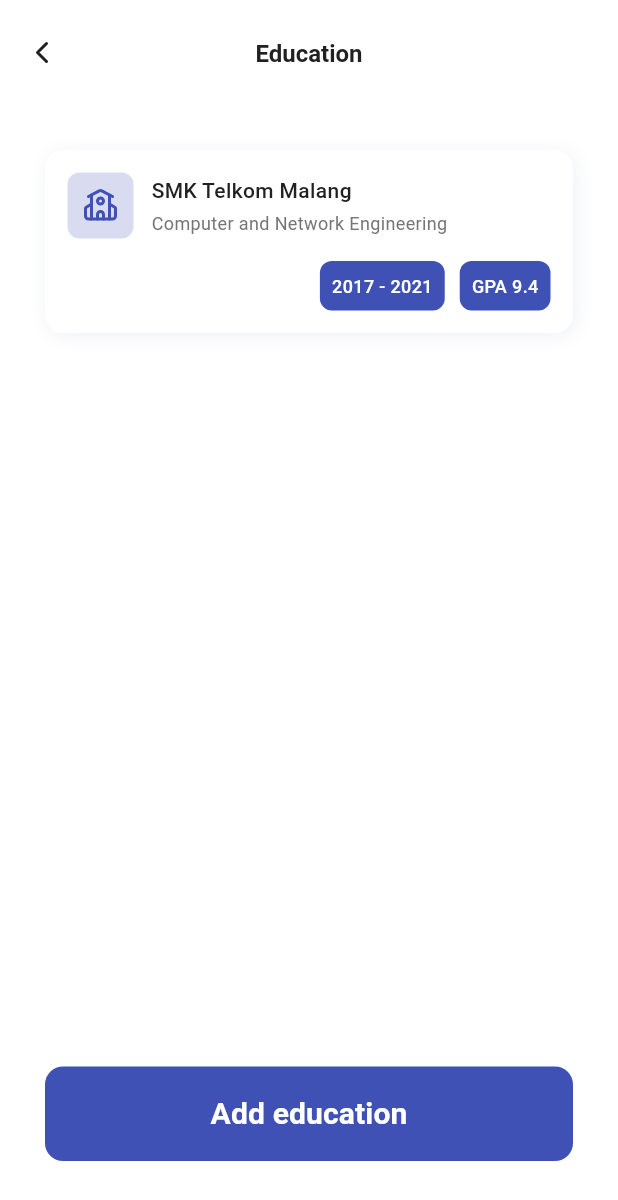
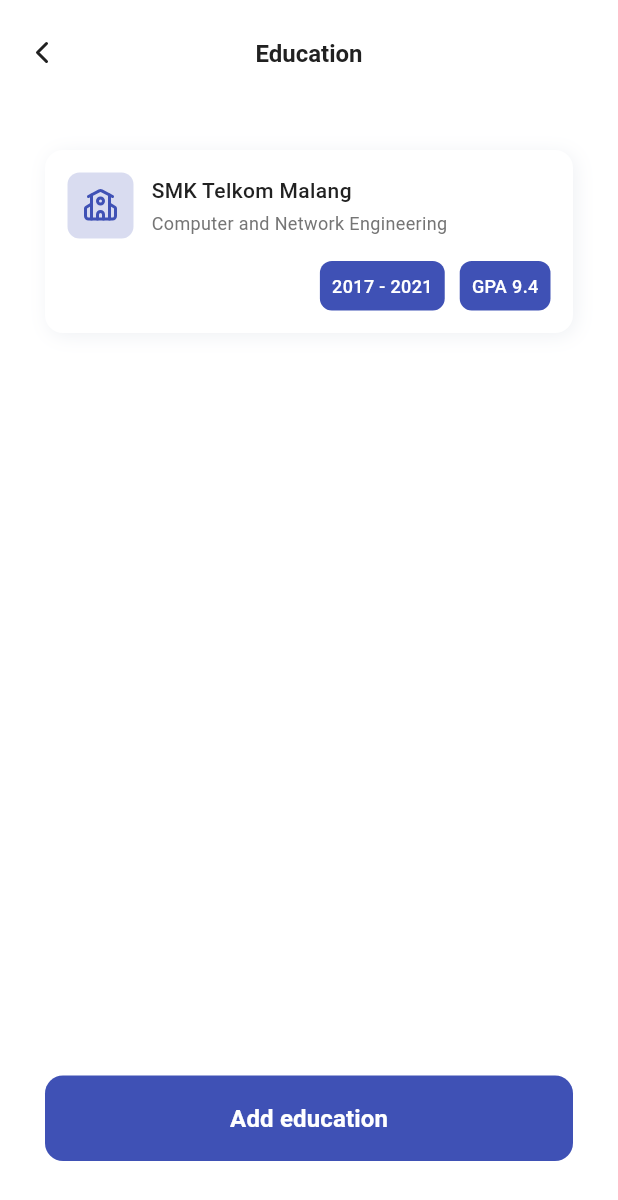
Before and after one commit to RyoHariyono/JobHub_JobSeeker_UKK, a Flutter app: the EducationPage screen opened by its route, on a phone screen of 412 x 824 dp. Shown: the top 1200 px of the screen. Run offline on Flutter 3.47's test engine with Material 3 defaults, Android fonts, the phone set to English and light mode, and no system bars; our stand-ins replace card_loading, file_picker, go_router, lucide_icons_flutter, toastification; missing offline and left inert: dashed_border.

Commit message:
feat: :art: Creating a responsive education page

```diff
--- a/lib/app/modules/profile/education_page.dart
+++ b/lib/app/modules/profile/education_page.dart
@@ -5,6 +5,28 @@
 
 class EducationPage extends StatelessWidget {
   const EducationPage({super.key});
+
+  // Responsive methods (follow pattern from profile_edit_page)
+  double _getTitleFontSize(BuildContext context) {
+    final width = MediaQuery.of(context).size.width;
+    if (width > 768) return 18;
+    if (width > 600) return 16;
+    return 16;
+  }
+
+  double _getLabelFontSize(BuildContext context) {
+    final width = MediaQuery.of(context).size.width;
+    if (width > 768) return 15;
+    if (width > 600) return 14.5;
+    return 14;
+  }
+
+  double _getBodyFontSize(BuildContext context) {
+    final width = MediaQuery.of(context).size.width;
+    if (width > 768) return 14.5;
+    if (width > 600) return 13.5;
+    return 12;
+  }
 
   @override
   Widget build(BuildContext context) {
@@ -25,7 +47,7 @@
         title: Text(
           "Education",
           style: TextStyle(
-            fontSize: 16,
+            fontSize: _getTitleFontSize(context),
             fontWeight: FontWeight.w600,
             color: AppColors.darkGrey,
           ),
@@ -77,7 +99,7 @@
                           Text(
                             "SMK Telkom Malang",
                             style: TextStyle(
-                              fontSize: 14,
+                              fontSize: _getLabelFontSize(context),
                               fontWeight: FontWeight.w500,
                               color: AppColors.darkGrey,
                             ),
@@ -85,7 +107,7 @@
                           Text(
                             "Computer and Network Engineering",
                             style: TextStyle(
-                              fontSize: 12,
+                              fontSize: _getBodyFontSize(context),
                               fontWeight: FontWeight.w400,
                               color: AppColors.mediumGrey,
                             ),
@@ -108,7 +130,7 @@
                         child: Text(
                           "2017 - 2021",
                           style: TextStyle(
-                            fontSize: 12,
+                            fontSize: _getBodyFontSize(context),
                             fontWeight: FontWeight.w500,
                             color: Colors.white,
                           ),
@@ -123,7 +145,7 @@
                         child: Text(
                           "GPA 9.4",
                           style: TextStyle(
-                            fontSize: 12,
+                            fontSize: _getBodyFontSize(context),
                             fontWeight: FontWeight.w500,
                             color: Colors.white,
                           ),
@@ -152,7 +174,7 @@
           child: Text(
             "Add education",
             style: TextStyle(
-              fontSize: 20,
+              fontSize: 16,
               fontWeight: FontWeight.w600,
               color: Colors.white,
             ),
```
